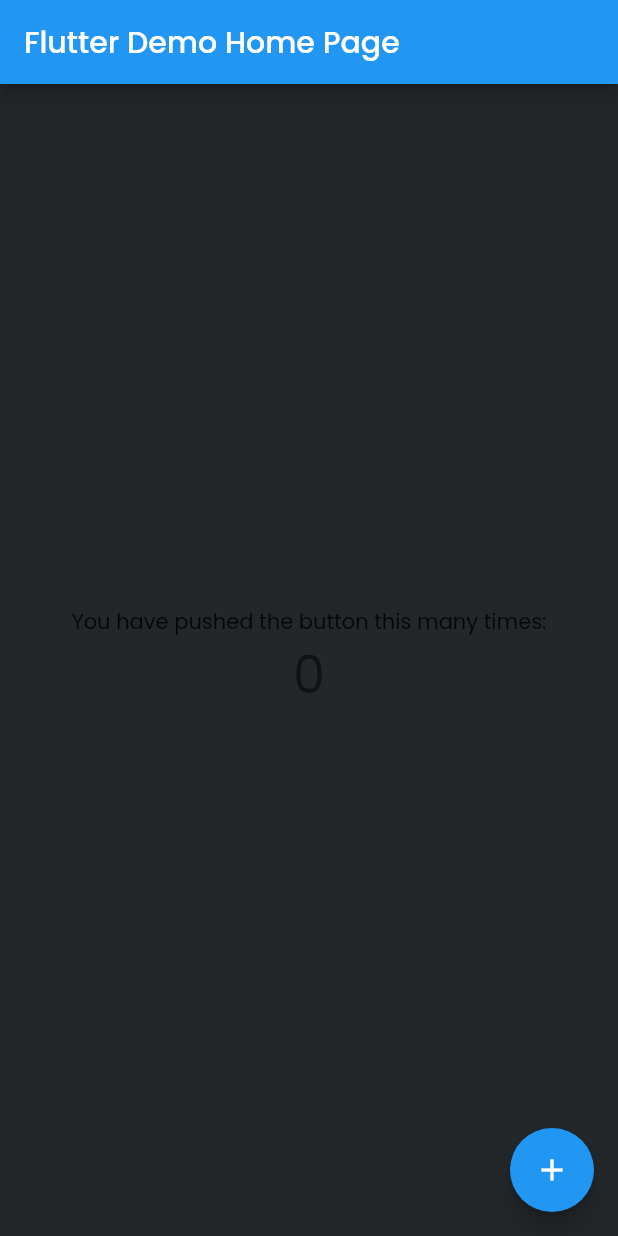
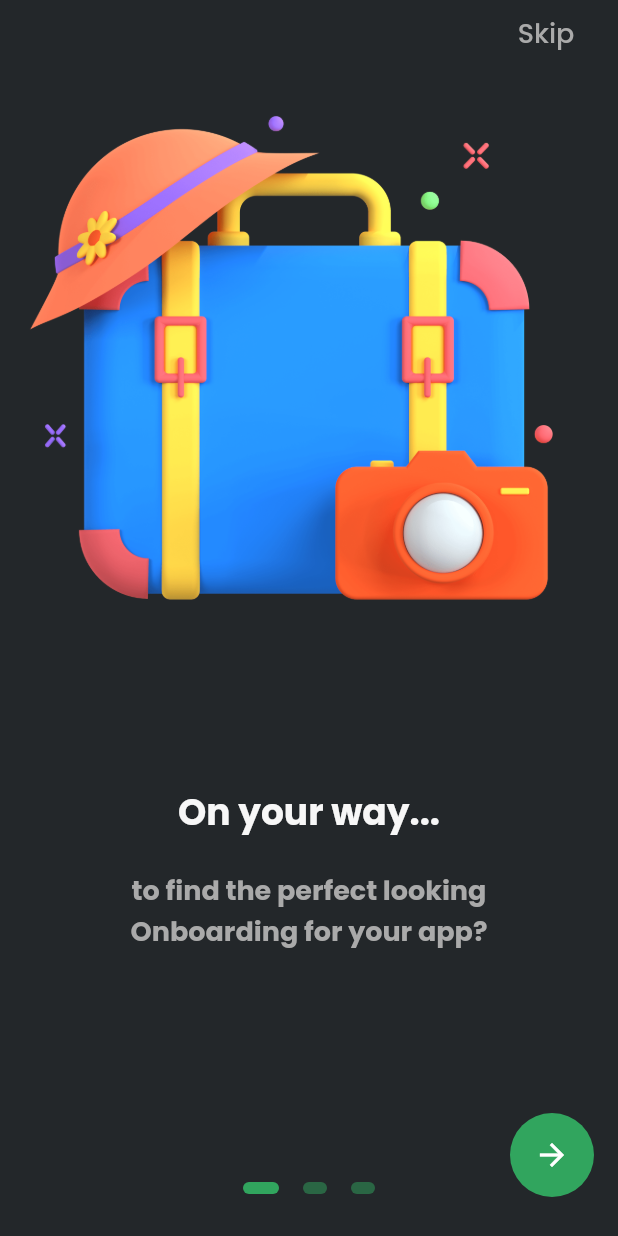
Before and after one commit to bagussubagja/travel-kuy-app, a Flutter app: the screen it shows after launch, on a phone screen of 412 x 824 dp. Run offline on Flutter 3.47's test engine with Material 2 defaults, Android fonts, the phone set to English and light mode, and no system bars; drawn by our look-alikes of flutter_onboarding_slider; our stand-ins replace lottie; project files that could hold a hidden picture were left out.

```diff
--- a/lib/main.dart
+++ b/lib/main.dart
@@ -1,4 +1,5 @@
 import 'package:flutter/material.dart';
+import 'package:travel_kuy_app/routes/routes.dart';
 
 void main() {
   runApp(const MyApp());
@@ -11,54 +12,8 @@ class MyApp extends StatelessWidget {
     return MaterialApp(
       title: 'Travel Kuy App',
       theme: ThemeData(primarySwatch: Colors.blue, fontFamily: 'Poppins'),
-      home: const MyHomePage(title: 'Flutter Demo Home Page'),
+      initialRoute: AppRoutes.onboardingScreen,
+      routes: AppRoutes.routes,
     );
   }
 }
-
-class MyHomePage extends StatefulWidget {
-  const MyHomePage({Key? key, required this.title}) : super(key: key);
-  final String title;
-
-  @override
-  State<MyHomePage> createState() => _MyHomePageState();
-}
-
-class _MyHomePageState extends State<MyHomePage> {
-  int _counter = 0;
-
-  void _incrementCounter() {
-    setState(() {
-      _counter++;
-    });
-  }
-
-  @override
-  Widget build(BuildContext context) {
-    return Scaffold(
-      backgroundColor: const Color(0xff23272A),
-      appBar: AppBar(
-        title: Text(widget.title),
-      ),
-      body: Center(
-        child: Column(
-          mainAxisAlignment: MainAxisAlignment.center,
-          children: <Widget>[
-            const Text(
-              'You have pushed the button this many times:',
-            ),
-            Text(
-              '$_counter',
-              style: Theme.of(context).textTheme.headline4,
-            ),
-          ],
-        ),
-      ),
-      floatingActionButton: FloatingActionButton(
-        onPressed: _incrementCounter,
-        tooltip: 'Increment',
-        child: const Icon(Icons.add),
-      ),
-    );
-  }
-}
--- /dev/null
+++ b/lib/routes/routes.dart
@@ -0,0 +1,15 @@
+import 'package:travel_kuy_app/screens/authentication/login_screen.dart';
+import 'package:travel_kuy_app/screens/authentication/register_screen.dart';
+import 'package:travel_kuy_app/screens/onboarding/onboarding.dart';
+
+class AppRoutes {
+  static const String onboardingScreen = '/onboard';
+  static const String loginScreen = '/login';
+  static const String registerScreen = '/register';
+
+  static final routes = {
+    onboardingScreen: (context) => const OnboardingScreen(),
+    loginScreen: (context) => const LoginScreen(),
+    registerScreen: (context) => RegisterScreen()
+  };
+}
--- /dev/null
+++ b/lib/screens/onboarding/onboarding.dart
@@ -0,0 +1,147 @@
+import 'package:flutter_onboarding_slider/flutter_onboarding_slider.dart';
+import 'package:flutter/material.dart';
+import 'package:travel_kuy_app/routes/routes.dart';
+import 'package:travel_kuy_app/shared/theme.dart';
+
+class OnboardingScreen extends StatelessWidget {
+  const OnboardingScreen({Key? key}) : super(key: key);
+
+  @override
+  Widget build(BuildContext context) {
+    return OnBoardingSlider(
+      totalPage: 3,
+      finishButtonText: 'Lets Get Started',
+      headerBackgroundColor: blackBackgroundColor,
+      pageBackgroundColor: blackBackgroundColor,
+      controllerColor: greenDarkerColor,
+      skipTextButton: Text(
+        'Skip',
+        style: TextStyle(
+          color: greyColor,
+          fontSize: 18.0,
+        ),
+      ),
+      finishButtonColor: greenDarkerColor,
+      onFinish: () {
+        Navigator.pushNamedAndRemoveUntil(
+            context, AppRoutes.loginScreen, (route) => false);
+      },
+      background: [
+        Image.asset(
+          'assets/images/onboard1.png',
+          height: 400,
+        ),
+        Image.asset(
+          'assets/images/onboard2.png',
+          height: 400,
+        ),
+        Image.asset(
+          'assets/images/onboard3.png',
+          height: 400,
+        ),
+      ],
+      speed: 1.8,
+      pageBodies: [
+        Container(
+          padding: const EdgeInsets.symmetric(horizontal: 40),
+          child: Column(
+            mainAxisAlignment: MainAxisAlignment.start,
+            crossAxisAlignment: CrossAxisAlignment.center,
+            children: <Widget>[
+              const SizedBox(
+                height: 480,
+              ),
+              Text(
+                'On your way...',
+                textAlign: TextAlign.center,
+                style: TextStyle(
+                  color: whiteColor,
+                  fontSize: 24.0,
+                  fontWeight: FontWeight.w600,
+                ),
+              ),
+              const SizedBox(
+                height: 20,
+              ),
+              Text(
+                'to find the perfect looking Onboarding for your app?',
+                textAlign: TextAlign.center,
+                style: TextStyle(
+                  color: greyColor,
+                  fontSize: 18.0,
+                  fontWeight: FontWeight.w600,
+                ),
+              ),
+            ],
+          ),
+        ),
+        Container(
+          padding: const EdgeInsets.symmetric(horizontal: 40),
+          child: Column(
+            mainAxisAlignment: MainAxisAlignment.start,
+            crossAxisAlignment: CrossAxisAlignment.center,
+            children: <Widget>[
+              const SizedBox(
+                height: 480,
+              ),
+              Text(
+                'You’ve reached your destination.',
+                textAlign: TextAlign.center,
+                style: TextStyle(
+                  color: whiteColor,
+                  fontSize: 24.0,
+                  fontWeight: FontWeight.w600,
+                ),
+              ),
+              const SizedBox(
+                height: 20,
+              ),
+              Text(
+                'Sliding with animation',
+                textAlign: TextAlign.center,
+                style: TextStyle(
+                  color: greyColor,
+                  fontSize: 18.0,
+                  fontWeight: FontWeight.w600,
+                ),
+              ),
+            ],
+          ),
+        ),
+        Container(
+          padding: const EdgeInsets.symmetric(horizontal: 40),
+          child: Column(
+            mainAxisAlignment: MainAxisAlignment.start,
+            crossAxisAlignment: CrossAxisAlignment.center,
+            children: <Widget>[
+              const SizedBox(
+                height: 480,
+              ),
+              Text(
+                'Start now!',
+                textAlign: TextAlign.center,
+                style: TextStyle(
+                  color: whiteColor,
+                  fontSize: 24.0,
+                  fontWeight: FontWeight.w600,
+                ),
+              ),
+              const SizedBox(
+                height: 20,
+              ),
+              Text(
+                'Where everything is possible and customize your onboarding.',
+                textAlign: TextAlign.center,
+                style: TextStyle(
+                  color: greyColor,
+                  fontSize: 18.0,
+                  fontWeight: FontWeight.w600,
+                ),
+              ),
+            ],
+          ),
+        ),
+      ],
+    );
+  }
+}
--- /dev/null
+++ b/lib/shared/theme.dart
@@ -0,0 +1,14 @@
+import 'package:flutter/material.dart';
+
+Color blackBackgroundColor = const Color(0xff23272A);
+Color greenDarkerColor = const Color(0xff31A55E);
+Color greenLightColor = const Color(0xff54D085);
+Color whiteColor = const Color(0xffF7F7F7);
+Color greyColor = const Color(0xffAAAAAA);
+
+TextStyle titleText =
+    TextStyle(fontSize: 22, fontWeight: FontWeight.w500, color: whiteColor);
+TextStyle subTitleText =
+    TextStyle(fontSize: 18, fontWeight: FontWeight.w400, color: greyColor);
+TextStyle regularText =
+    TextStyle(fontSize: 15, fontWeight: FontWeight.w400, color: whiteColor);
--- a/pubspec.yaml
+++ b/pubspec.yaml
@@ -33,6 +33,8 @@ dependencies:
   # The following adds the Cupertino Icons font to your application.
   # Use with the CupertinoIcons class for iOS style icons.
   cupertino_icons: ^1.0.2
+  lottie: ^1.3.0
+  flutter_onboarding_slider: ^1.0.7
 
 dev_dependencies:
   flutter_test:
```
Also changed, not shown: lib/screens/authentication/login_screen.dart (added, +157 -0 lines), lib/screens/authentication/register_screen.dart (added, +151 -0 lines), lib/widgets/my_textfield.dart (added, +77 -0 lines), assets/images/google-logo.png (added), assets/images/onboard1.png (added), assets/images/onboard2.png (added), assets/images/onboard3.png (added), pubspec.lock.
